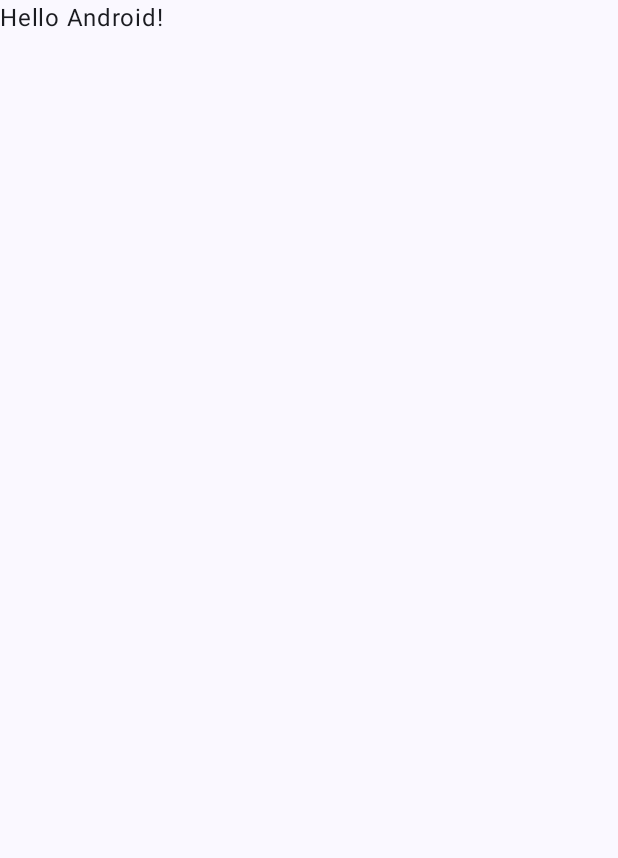
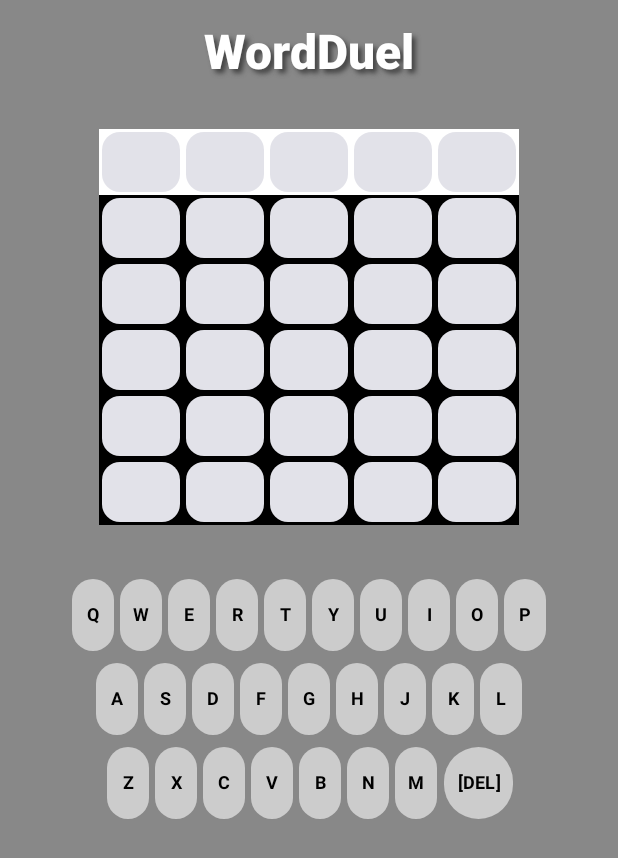
Before and after one commit to tomaszrykala/WordDuel, an Android app built with Jetpack Compose: the screen it shows after launch (MainActivity), on a phone screen of 412 x 824 dp. Before the commit the part shown is almost empty. Shown: the top 858 px of the screen. Run offline under Robolectric (Android 15) with nearby library versions, the phone set to English and light mode, and no system bars; our stand-ins replace Dagger/Hilt's generated code.

Commit message:
Some initial UI

```diff
--- a/app/src/main/AndroidManifest.xml
+++ b/app/src/main/AndroidManifest.xml
@@ -3,6 +3,7 @@
     xmlns:tools="http://schemas.android.com/tools">
 
     <application
+        android:name=".WordDuelApp"
         android:allowBackup="true"
         android:dataExtractionRules="@xml/data_extraction_rules"
         android:fullBackupContent="@xml/backup_rules"
@@ -13,9 +14,8 @@
         android:theme="@style/Theme.WordDuel"
         tools:targetApi="31">
         <activity
-            android:name=".MainActivity"
+            android:name=".game.main.MainActivity"
             android:exported="true"
-            android:label="@string/app_name"
             android:theme="@style/Theme.WordDuel">
             <intent-filter>
                 <action android:name="android.intent.action.MAIN" />
--- /dev/null
+++ b/app/src/main/java/com/tomaszrykala/wordduel/BoardTile.kt
@@ -0,0 +1,67 @@
+package com.tomaszrykala.wordduel
+
+import androidx.compose.animation.Animatable
+import androidx.compose.animation.core.tween
+import androidx.compose.foundation.background
+import androidx.compose.foundation.layout.padding
+import androidx.compose.foundation.layout.width
+import androidx.compose.material3.Card
+import androidx.compose.material3.CardDefaults
+import androidx.compose.material3.CardElevation
+import androidx.compose.material3.Text
+import androidx.compose.runtime.Composable
+import androidx.compose.runtime.LaunchedEffect
+import androidx.compose.runtime.getValue
+import androidx.compose.runtime.mutableStateOf
+import androidx.compose.runtime.remember
+import androidx.compose.runtime.setValue
+import androidx.compose.ui.Modifier
+import androidx.compose.ui.graphics.Color
+import androidx.compose.ui.text.font.FontWeight
+import androidx.compose.ui.text.style.TextAlign
+import androidx.compose.ui.unit.dp
+import androidx.compose.ui.unit.sp
+import com.tomaszrykala.wordduel.game.board.Tile
+
+@Composable
+fun BoardTile(tile: Tile, nonWordEntered: Boolean) {
+
+    var isAnimated by remember { mutableStateOf(false) }
+    isAnimated = nonWordEntered && tile is Tile.Active
+
+    val cellColour = cellColour(tile)
+    val color = remember { Animatable(cellColour) }
+
+    LaunchedEffect(isAnimated) {
+        color.animateTo(Color.Red, animationSpec = tween(400))
+        color.animateTo(Color.White, animationSpec = tween(400))
+    }
+
+    Card(
+        modifier = Modifier
+            .width(56.dp)
+            .background(if (isAnimated) color.value else cellColour)
+            .padding(2.dp),
+        elevation = CardDefaults.cardElevation(),
+    ) {
+        Text(
+            text = tile.char(),
+            fontSize = 24.sp,
+            modifier = Modifier.padding(8.dp),
+            color = textColour(tile),
+            fontWeight = FontWeight.ExtraBold,
+            textAlign = TextAlign.Center,
+        )
+    }
+}
+
+private fun textColour(tile: Tile) =
+    if (tile is Tile.Inactive) Color.LightGray else Color.DarkGray
+
+private fun cellColour(tile: Tile): Color = when (tile) {
+    is Tile.Hit -> Color.Green
+    is Tile.Miss -> Color.Gray
+    is Tile.Misplaced -> Color.Yellow
+    is Tile.Active -> Color.White
+    Tile.Inactive -> Color.Black
+}
--- a/app/src/main/java/com/tomaszrykala/wordduel/MainActivity.kt
+++ /dev/null
@@ -1,47 +0,0 @@
-package com.tomaszrykala.wordduel
-
-import android.os.Bundle
-import androidx.activity.ComponentActivity
-import androidx.activity.compose.setContent
-import androidx.activity.enableEdgeToEdge
-import androidx.compose.foundation.layout.fillMaxSize
-import androidx.compose.foundation.layout.padding
-import androidx.compose.material3.Scaffold
-import androidx.compose.material3.Text
-import androidx.compose.runtime.Composable
-import androidx.compose.ui.Modifier
-import androidx.compose.ui.tooling.preview.Preview
-import com.tomaszrykala.wordduel.ui.theme.WordDuelTheme
-
-class MainActivity : ComponentActivity() {
-    override fun onCreate(savedInstanceState: Bundle?) {
-        super.onCreate(savedInstanceState)
-        enableEdgeToEdge()
-        setContent {
-            WordDuelTheme {
-                Scaffold(modifier = Modifier.fillMaxSize()) { innerPadding ->
-                    Greeting(
-                        name = "Android",
-                        modifier = Modifier.padding(innerPadding)
-                    )
-                }
-            }
-        }
-    }
-}
-
-@Composable
-fun Greeting(name: String, modifier: Modifier = Modifier) {
-    Text(
-        text = "Hello $name!",
-        modifier = modifier
-    )
-}
-
-@Preview(showBackground = true)
-@Composable
-fun GreetingPreview() {
-    WordDuelTheme {
-        Greeting("Android")
-    }
-}
--- /dev/null
+++ b/app/src/main/java/com/tomaszrykala/wordduel/WordDuelApp.kt
@@ -0,0 +1,7 @@
+package com.tomaszrykala.wordduel
+
+import android.app.Application
+import dagger.hilt.android.HiltAndroidApp
+
+@HiltAndroidApp
+class WordDuelApp : Application()
--- a/app/src/main/java/com/tomaszrykala/wordduel/game/keyboard/KeyTile.kt
+++ b/app/src/main/java/com/tomaszrykala/wordduel/game/keyboard/KeyTile.kt
@@ -13,10 +13,10 @@ fun createKeyTiles(): List<List<KeyTile>> {
     return listOf(top, mid, bottom)
 }
 
-private const val KEY_DEL = "[DEL]"
+const val KEY_DEL = "[DEL]"
+val COLOR_DEFAULT = Color.LightGray.toArgb()
 // private const val KEY_ENTER = "[ENTER]"
 
-private val COLOR_DEFAULT = Color.LightGray.toArgb()
 private val keyboardTopRow = listOf("Q", "W", "E", "R", "T", "Y", "U", "I", "O", "P")
 private val keyboardMidRow = listOf("A", "S", "D", "F", "G", "H", "J", "K", "L")
 private val keyboardBottomRow = listOf(
--- /dev/null
+++ b/app/src/main/java/com/tomaszrykala/wordduel/game/main/GameBoardScreen.kt
@@ -0,0 +1,150 @@
+package com.tomaszrykala.wordduel.game.main
+
+import androidx.compose.foundation.background
+import androidx.compose.foundation.gestures.Orientation
+import androidx.compose.foundation.gestures.scrollable
+import androidx.compose.foundation.layout.Arrangement
+import androidx.compose.foundation.layout.Box
+import androidx.compose.foundation.layout.Column
+import androidx.compose.foundation.layout.PaddingValues
+import androidx.compose.foundation.layout.Row
+import androidx.compose.foundation.layout.Spacer
+import androidx.compose.foundation.layout.fillMaxSize
+import androidx.compose.foundation.layout.fillMaxWidth
+import androidx.compose.foundation.layout.height
+import androidx.compose.foundation.layout.padding
+import androidx.compose.foundation.layout.width
+import androidx.compose.foundation.rememberScrollState
+import androidx.compose.material3.Button
+import androidx.compose.material3.ButtonDefaults
+import androidx.compose.material3.Text
+import androidx.compose.runtime.Composable
+import androidx.compose.ui.Alignment
+import androidx.compose.ui.Modifier
+import androidx.compose.ui.graphics.Color
+import androidx.compose.ui.res.stringResource
+import androidx.compose.ui.text.font.FontWeight
+import androidx.compose.ui.text.style.TextAlign
+import androidx.compose.ui.tooling.preview.Preview
+import androidx.compose.ui.unit.dp
+import androidx.compose.ui.unit.sp
+import com.tomaszrykala.wordduel.BoardTile
+import com.tomaszrykala.wordduel.R
+import com.tomaszrykala.wordduel.game.board.Board
+import com.tomaszrykala.wordduel.game.keyboard.KEY_DEL
+import com.tomaszrykala.wordduel.game.state.GameState
+import com.tomaszrykala.wordduel.game.state.KeyTiles
+import com.tomaszrykala.wordduel.ui.theme.WordDuelTheme
+import com.tomaszrykala.wordduel.ui.theme.wordDuelTitleStyle
+
+@Composable
+fun GameBoardScreen(
+    modifier: Modifier = Modifier,
+    state: GameState = GameState(),
+    onCurrentGuessChange: (s: String) -> Unit,
+) {
+    val scrollState = rememberScrollState()
+
+    Box(
+        modifier = modifier.fillMaxSize()
+    ) {
+        Column(
+            modifier = Modifier
+                .fillMaxSize()
+                .scrollable(state = scrollState, orientation = Orientation.Vertical, enabled = true)
+                .align(Alignment.TopCenter)
+                .background(Color.Gray)
+                .padding(16.dp)
+        ) {
+            Text(
+                modifier = Modifier.align(Alignment.CenterHorizontally),
+                text = stringResource(id = R.string.app_name),
+                style = wordDuelTitleStyle,
+            )
+
+            Spacer(modifier = Modifier.padding(16.dp))
+
+            BoardRows(state.board, state.nonWordEntered)
+
+            Spacer(modifier = Modifier.padding(16.dp))
+
+            SoftKeyboard(state.keyTiles, onCurrentGuessChange)
+
+        }
+    }
+}
+
+@Composable
+private fun SoftKeyboard(
+    keyTiles: KeyTiles,
+    onCurrentGuessChange: (s: String) -> Unit
+) {
+
+    // CLEARS ON CFG CHANGE
+    val top = keyTiles.keyTiles[0]
+    val mid = keyTiles.keyTiles[1]
+    val bottom = keyTiles.keyTiles[2]
+
+    listOf(top, mid, bottom).forEach { row ->
+        Row(
+            modifier = Modifier
+                .fillMaxWidth()
+                .padding(2.dp),
+            horizontalArrangement = Arrangement.Center
+        ) {
+
+            row.forEach { keyTileValue ->
+
+                Button(
+                    modifier = Modifier
+                        .height(52.dp)
+                        .padding(2.dp)
+                        .width(if (keyTileValue.key == KEY_DEL) 46.dp else 28.dp)
+                        .align(Alignment.CenterVertically),
+                    contentPadding = PaddingValues(2.dp),
+
+                    colors = ButtonDefaults.textButtonColors(
+                        containerColor = Color(keyTileValue.color) // contentColor
+                    ),
+                    onClick = { onCurrentGuessChange(keyTileValue.key) },
+                ) {
+                    Text(
+                        text = keyTileValue.key,
+                        fontSize = 12.sp,
+                        color = Color.Black,
+                        fontWeight = FontWeight.Bold,
+                        textAlign = TextAlign.Center,
+                    )
+                }
+            }
+        }
+    }
+}
+
+
+@Composable
+private fun BoardRows(
+    board: Board, nonWordEntered: Boolean
+) {
+    board.boardRows.forEach { boardRow ->
+        Row(
+            modifier = Modifier.fillMaxWidth(),
+            horizontalArrangement = Arrangement.Center
+        ) {
+            boardRow.tiles.forEach { tile ->
+                Column { BoardTile(tile, nonWordEntered) }
+            }
+        }
+    }
+}
+
+
+@Preview(showBackground = true)
+@Composable
+fun GreetingPreview() {
+    WordDuelTheme {
+        GameBoardScreen(
+            onCurrentGuessChange = { }
+        )
+    }
+}
--- /dev/null
+++ b/app/src/main/java/com/tomaszrykala/wordduel/game/main/MainActivity.kt
@@ -0,0 +1,32 @@
+package com.tomaszrykala.wordduel.game.main
+
+import android.os.Bundle
+import androidx.activity.ComponentActivity
+import androidx.activity.compose.setContent
+import androidx.activity.enableEdgeToEdge
+import androidx.activity.viewModels
+import androidx.compose.runtime.collectAsState
+import androidx.compose.runtime.getValue
+import com.tomaszrykala.wordduel.game.state.GameState
+import com.tomaszrykala.wordduel.ui.theme.WordDuelTheme
+import dagger.hilt.android.AndroidEntryPoint
+
+@AndroidEntryPoint
+class MainActivity : ComponentActivity() {
+
+    private val viewModel: MainViewModel by viewModels()
+
+    override fun onCreate(savedInstanceState: Bundle?) {
+        super.onCreate(savedInstanceState)
+        enableEdgeToEdge()
+        setContent {
+            WordDuelTheme {
+                val state: GameState by viewModel.state.collectAsState()
+                GameBoardScreen(
+                    state = state,
+                    onCurrentGuessChange = viewModel::onCurrentGuessChange
+                )
+            }
+        }
+    }
+}
--- /dev/null
+++ b/app/src/main/java/com/tomaszrykala/wordduel/game/main/MainViewModel.kt
@@ -0,0 +1,31 @@
+package com.tomaszrykala.wordduel.game.main
+
+import androidx.lifecycle.ViewModel
+import com.tomaszrykala.wordduel.game.keyboard.KEY_DEL
+import com.tomaszrykala.wordduel.game.state.GameState
+import dagger.hilt.android.lifecycle.HiltViewModel
+import kotlinx.coroutines.flow.MutableStateFlow
+import kotlinx.coroutines.flow.StateFlow
+import javax.inject.Inject
+
+@HiltViewModel
+class MainViewModel @Inject constructor() : ViewModel() {
+
+    private val _state = MutableStateFlow<GameState>(GameState())
+    val state: StateFlow<GameState> = _state
+
+    fun onCurrentGuessChange(letter: String) {
+        val currentGuess = _state.value.currentGuess
+        if (KEY_DEL == letter && currentGuess.size > 0) {
+            val subList = currentGuess.subList(0, currentGuess.size - 1)
+            _state.value = _state.value.copy(currentGuess = subList)
+        } else {
+            currentGuess.add(letter)
+            _state.value = _state.value.copy(currentGuess = currentGuess)
+        }
+        if (currentGuess.size == 5) {
+            currentGuess.clear()
+            _state.value = _state.value.copy(currentGuess = currentGuess)
+        }
+    }
+}
--- a/app/src/main/java/com/tomaszrykala/wordduel/game/state/GameState.kt
+++ b/app/src/main/java/com/tomaszrykala/wordduel/game/state/GameState.kt
@@ -2,19 +2,32 @@ package com.tomaszrykala.wordduel.game.state
 
 import com.tomaszrykala.wordduel.game.board.Board
 import com.tomaszrykala.wordduel.game.board.BoardRow
+import com.tomaszrykala.wordduel.game.board.boardRowFromString
 import com.tomaszrykala.wordduel.game.keyboard.KeyTile
 import com.tomaszrykala.wordduel.game.keyboard.createKeyTiles
 
 data class GameState(
-    var board: Board,
-    val word: BoardRow,
-    val guess: List<String> = mutableListOf("", "", "", "", ""),
-    val keyTiles: List<List<KeyTile>> = createKeyTiles(),
+    var board: Board = Board(),
+    val word: BoardRow = boardRowFromString("hello"),
+    val keyTiles: KeyTiles = KeyTiles(),
     val nonWordEntered: Boolean = false,
+
+    val guess: Guess = Guess(),
+
+    val currentGuess: MutableList<String> = mutableListOf() // TODO: looks dodgy
 
     // val wordIndex: Int,
     // val isStale: Boolean,
     // val isUnlimited: Boolean = false
+    //     val keyTiles: List<List<KeyTile>> = createKeyTiles()
+    //  val guess: List<String> = mutableListOf("", "", "", "", "")
 )
 
+data class Guess(val guess: List<String> = mutableListOf("", "", "", "", "")) { // TODO listOf
+    fun isGuessNotEmpty(): Boolean = with(guess) { this.size == 5 && this.all { it != "" } }
+    fun guessAsString(): String = guess.joinToString(separator = "") { it }.lowercase()
+}
+
+data class KeyTiles(val keyTiles: List<List<KeyTile>> = createKeyTiles())
+
 fun List<String>.isGuessNotEmpty(): Boolean = this.size == 5 && this.all { it != "" }
--- a/app/src/main/java/com/tomaszrykala/wordduel/ui/theme/Theme.kt
+++ b/app/src/main/java/com/tomaszrykala/wordduel/ui/theme/Theme.kt
@@ -9,7 +9,13 @@ import androidx.compose.material3.dynamicDarkColorScheme
 import androidx.compose.material3.dynamicLightColorScheme
 import androidx.compose.material3.lightColorScheme
 import androidx.compose.runtime.Composable
+import androidx.compose.ui.geometry.Offset
+import androidx.compose.ui.graphics.Color
+import androidx.compose.ui.graphics.Shadow
 import androidx.compose.ui.platform.LocalContext
+import androidx.compose.ui.text.TextStyle
+import androidx.compose.ui.text.font.FontWeight
+import androidx.compose.ui.unit.sp
 
 private val DarkColorScheme = darkColorScheme(
     primary = Purple80,
@@ -56,3 +62,14 @@ fun WordDuelTheme(
         content = content
     )
 }
+
+val wordDuelTitleStyle = TextStyle(
+    color = Color.White,
+    fontSize = 32.sp,
+    fontWeight = FontWeight.ExtraBold,
+    shadow = Shadow(
+        color = Color.DarkGray,
+        offset = Offset(4f, 4f),
+        blurRadius = 4f
+    )
+)
--- a/build.gradle.kts
+++ b/build.gradle.kts
@@ -2,4 +2,5 @@
 plugins {
     alias(libs.plugins.android.application) apply false
     alias(libs.plugins.kotlin.android) apply false
+    alias(libs.plugins.android.hilt) apply false
 }
```
Also changed, not shown: app/build.gradle.kts (+11 -0 lines), app/src/main/java/com/tomaszrykala/wordduel/game/processor/GuessProcessor.kt (+11 -11 lines), gradle/libs.versions.toml (+7 -0 lines).
